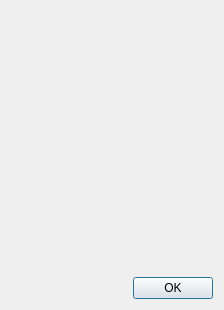
Above: designer/about.ui from ludiosarchive/anki before the change. Below: the same form after it.
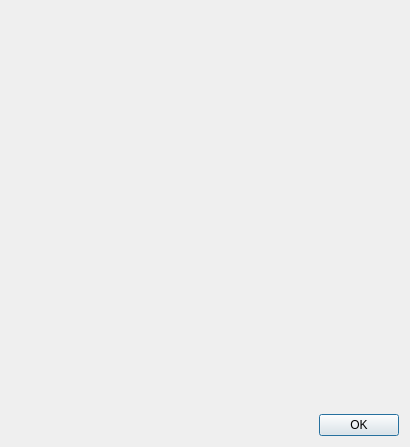
That is the form after the change.

What changed in the file:
```diff
--- a/designer/about.ui
+++ b/designer/about.ui
@@ -5,8 +5,8 @@
    <rect>
     <x>0</x>
     <y>0</y>
-    <width>224</width>
-    <height>310</height>
+    <width>410</width>
+    <height>447</height>
    </rect>
   </property>
   <property name="sizePolicy" >
```
